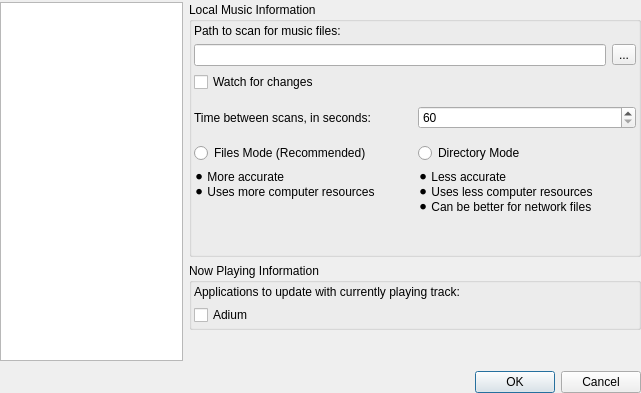
First picture: the form in src/stackedsettingsdialog.ui, repository tomahawk-player/tomahawk, before the edit.
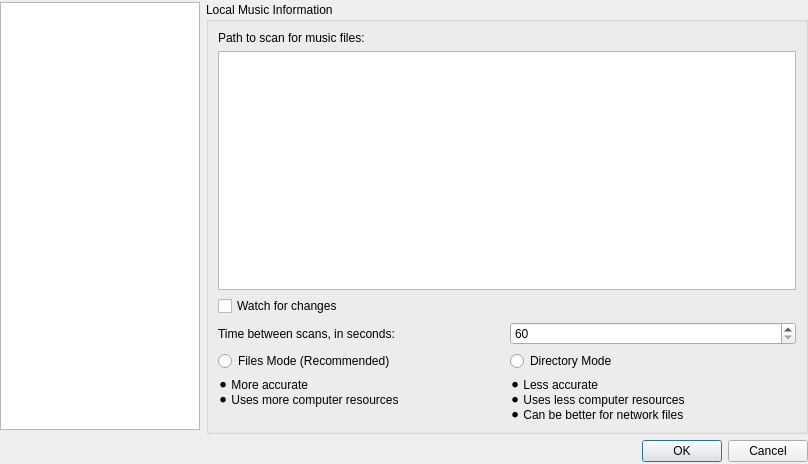
Second picture: the form after the edit. Icons and pictures are not drawn. Custom widgets are drawn as their Qt base class.

Patch:
```diff
--- a/src/stackedsettingsdialog.ui
+++ b/src/stackedsettingsdialog.ui
@@ -6,8 +6,8 @@
    <rect>
     <x>0</x>
     <y>0</y>
-    <width>641</width>
-    <height>393</height>
+    <width>808</width>
+    <height>464</height>
    </rect>
   </property>
   <property name="windowTitle">
@@ -24,7 +24,7 @@
     <number>0</number>
    </property>
    <property name="bottomMargin">
-    <number>0</number>
+    <number>2</number>
    </property>
    <item>
     <layout class="QHBoxLayout" name="horizontalLayout">
@@ -32,9 +32,15 @@
       <layout class="QVBoxLayout" name="verticalLayout">
        <item>
         <widget class="QListWidget" name="listWidget">
+         <property name="sizePolicy">
+          <sizepolicy hsizetype="Fixed" vsizetype="Expanding">
+           <horstretch>0</horstretch>
+           <verstretch>0</verstretch>
+          </sizepolicy>
+         </property>
          <property name="maximumSize">
           <size>
-           <width>16777215</width>
+           <width>200</width>
            <height>16777215</height>
           </size>
          </property>
@@ -209,10 +215,9 @@
            <property name="title">
             <string>Local Music Information</string>
            </property>
+           <layout class="QVBoxLayout" name="verticalLayout_17">
+            <item>
            <layout class="QVBoxLayout" name="verticalLayout_4">
-            <property name="margin">
-             <number>2</number>
-            </property>
             <item>
              <widget class="QLabel" name="label_5">
               <property name="text">
@@ -221,19 +226,12 @@
              </widget>
             </item>
             <item>
-             <layout class="QHBoxLayout" name="horizontalLayout_3">
-              <item>
-               <widget class="QLineEdit" name="lineEditMusicPath_2"/>
-              </item>
-              <item>
-               <widget class="QToolButton" name="buttonBrowse_2">
-                <property name="text">
-                 <string>...</string>
-                </property>
-               </widget>
+               <widget class="CheckDirTree" name="dirTree"/>
               </item>
              </layout>
             </item>
+            <item>
+             <layout class="QVBoxLayout" name="verticalLayout_16">
             <item>
              <widget class="QCheckBox" name="checkBoxWatchForChanges">
               <property name="sizePolicy">
@@ -247,19 +245,6 @@
               </property>
              </widget>
             </item>
-            <item>
-             <spacer name="verticalSpacer_7">
-              <property name="orientation">
-               <enum>Qt::Vertical</enum>
-              </property>
-              <property name="sizeHint" stdset="0">
-               <size>
-                <width>20</width>
-                <height>10</height>
-               </size>
-              </property>
-             </spacer>
-            </item>
             <item>
              <layout class="QHBoxLayout" name="horizontalLayout_7">
               <item>
@@ -281,19 +266,6 @@
               </item>
              </layout>
             </item>
-            <item>
-             <spacer name="verticalSpacer_8">
-              <property name="orientation">
-               <enum>Qt::Vertical</enum>
-              </property>
-              <property name="sizeHint" stdset="0">
-               <size>
-                <width>20</width>
-                <height>10</height>
-               </size>
-              </property>
-             </spacer>
-            </item>
             <item>
              <layout class="QHBoxLayout" name="horizontalLayout_6">
               <item>
@@ -313,8 +285,6 @@
              </layout>
             </item>
             <item>
-             <layout class="QVBoxLayout" name="verticalLayout_21">
-              <item>
                <layout class="QHBoxLayout" name="horizontalLayout_8">
                 <item>
                  <widget class="QLabel" name="scanInformationLabelFiles">
@@ -347,33 +317,24 @@
                 </item>
                </layout>
               </item>
-              <item>
-               <spacer name="verticalSpacer">
-                <property name="orientation">
-                 <enum>Qt::Vertical</enum>
-                </property>
-                <property name="sizeHint" stdset="0">
-                 <size>
-                  <width>20</width>
-                  <height>40</height>
-                 </size>
-                </property>
-               </spacer>
-              </item>
              </layout>
             </item>
            </layout>
           </widget>
          </item>
+        </layout>
+       </widget>
+       <widget class="QWidget" name="lastfmPage">
+        <layout class="QVBoxLayout" name="verticalLayout_7">
+         <property name="margin">
+          <number>0</number>
+         </property>
          <item>
-          <widget class="QGroupBox" name="nowPlaying">
+          <widget class="QGroupBox" name="groupBox">
            <property name="title">
             <string>Now Playing Information</string>
            </property>
-           <layout class="QVBoxLayout" name="verticalLayout_2" stretch="0,0">
-            <property name="margin">
-             <number>2</number>
-            </property>
+           <layout class="QVBoxLayout" name="verticalLayout_15">
             <item>
              <widget class="QLabel" name="label_6">
               <property name="text">
@@ -382,17 +343,18 @@
              </widget>
             </item>
             <item>
+             <layout class="QHBoxLayout" name="horizontalLayout_3">
+              <item>
+               <layout class="QVBoxLayout" name="verticalLayout_6">
+                <item>
              <widget class="QCheckBox" name="checkBoxEnableAdium">
               <property name="text">
                <string>Adium</string>
               </property>
              </widget>
             </item>
-           </layout>
-          </widget>
-         </item>
          <item>
-          <spacer name="verticalSpacer_1">
+                 <spacer name="verticalSpacer_2">
            <property name="orientation">
             <enum>Qt::Vertical</enum>
            </property>
@@ -405,21 +367,9 @@
           </spacer>
          </item>
         </layout>
-       </widget>
-       <widget class="QWidget" name="lastfmPage">
-        <layout class="QVBoxLayout" name="verticalLayout_7">
-         <property name="margin">
-          <number>0</number>
-         </property>
+              </item>
          <item>
-          <widget class="QGroupBox" name="groupBox">
-           <property name="title">
-            <string>Last.fm Login</string>
-           </property>
-           <layout class="QVBoxLayout" name="verticalLayout_6">
-            <property name="margin">
-             <number>2</number>
-            </property>
+               <layout class="QVBoxLayout" name="verticalLayout_2">
             <item>
              <widget class="QCheckBox" name="checkBoxEnableLastfm">
               <property name="layoutDirection">
@@ -459,18 +409,14 @@
              </layout>
             </item>
             <item>
-             <layout class="QHBoxLayout" name="horizontalLayout_5">
-              <item>
                <widget class="QPushButton" name="pushButtonTestLastfmLogin">
                 <property name="text">
                  <string>Test Login</string>
                 </property>
                </widget>
               </item>
-             </layout>
-            </item>
             <item>
-             <spacer name="verticalSpacer_2">
+                 <spacer name="verticalSpacer">
               <property name="orientation">
                <enum>Qt::Vertical</enum>
               </property>
@@ -481,6 +427,10 @@
                </size>
               </property>
              </spacer>
+                </item>
+               </layout>
+              </item>
+             </layout>
             </item>
            </layout>
           </widget>
@@ -774,6 +724,13 @@
    </item>
   </layout>
  </widget>
+ <customwidgets>
+  <customwidget>
+   <class>CheckDirTree</class>
+   <extends>QTreeView</extends>
+   <header location="global">widgets/checkdirtree.h</header>
+  </customwidget>
+ </customwidgets>
  <resources>
   <include location="../resources.qrc"/>
  </resources>
```
Lines whose indentation alone changed are shown as unchanged.
